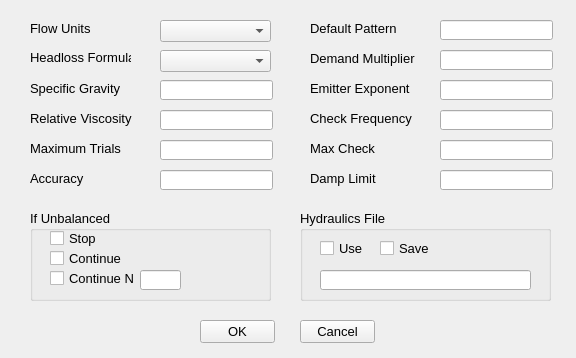
Above: src/ui/EPANET/frmHydraulicsOptions.ui from USEPA/SWMM-EPANET_User_Interface before the change. Below: the same form after it.
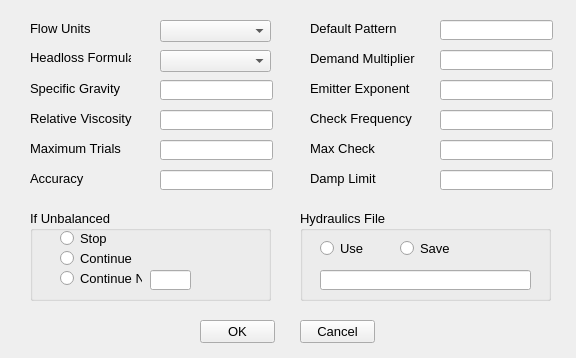
That is the form after the change.

Commit message: small refinements to frmHydraulicsOptions

The edit to the form file:
```diff
--- a/src/ui/EPANET/frmHydraulicsOptions.ui
+++ b/src/ui/EPANET/frmHydraulicsOptions.ui
@@ -338,12 +338,22 @@
     <property name="title">
      <string>If Unbalanced</string>
     </property>
-    <widget class="QCheckBox" name="cbxStop">
+    <widget class="QLineEdit" name="txtContinueN">
      <property name="geometry">
       <rect>
-       <x>20</x>
+       <x>120</x>
+       <y>60</y>
+       <width>41</width>
+       <height>20</height>
+      </rect>
+     </property>
+    </widget>
+    <widget class="QRadioButton" name="rbnStop">
+     <property name="geometry">
+      <rect>
+       <x>30</x>
        <y>20</y>
-       <width>70</width>
+       <width>82</width>
        <height>17</height>
       </rect>
      </property>
@@ -351,12 +361,12 @@
       <string>Stop</string>
      </property>
     </widget>
-    <widget class="QCheckBox" name="cbxContinue">
+    <widget class="QRadioButton" name="rbnContinue">
      <property name="geometry">
       <rect>
-       <x>20</x>
+       <x>30</x>
        <y>40</y>
-       <width>81</width>
+       <width>82</width>
        <height>17</height>
       </rect>
      </property>
@@ -364,12 +374,12 @@
       <string>Continue</string>
      </property>
     </widget>
-    <widget class="QCheckBox" name="cbxContinueN">
+    <widget class="QRadioButton" name="rbnContinueN">
      <property name="geometry">
       <rect>
-       <x>20</x>
+       <x>30</x>
        <y>60</y>
-       <width>91</width>
+       <width>82</width>
        <height>17</height>
       </rect>
      </property>
@@ -377,16 +387,6 @@
       <string>Continue N</string>
      </property>
     </widget>
-    <widget class="QLineEdit" name="txtContinueN">
-     <property name="geometry">
-      <rect>
-       <x>110</x>
-       <y>60</y>
-       <width>41</width>
-       <height>20</height>
-      </rect>
-     </property>
-    </widget>
    </widget>
    <widget class="QGroupBox" name="gbxHydraulics">
     <property name="geometry">
@@ -400,32 +400,6 @@
     <property name="title">
      <string>Hydraulics File</string>
     </property>
-    <widget class="QCheckBox" name="cbxUse">
-     <property name="geometry">
-      <rect>
-       <x>20</x>
-       <y>30</y>
-       <width>70</width>
-       <height>17</height>
-      </rect>
-     </property>
-     <property name="text">
-      <string>Use</string>
-     </property>
-    </widget>
-    <widget class="QCheckBox" name="cbxSave">
-     <property name="geometry">
-      <rect>
-       <x>80</x>
-       <y>30</y>
-       <width>70</width>
-       <height>17</height>
-      </rect>
-     </property>
-     <property name="text">
-      <string>Save</string>
-     </property>
-    </widget>
     <widget class="QLineEdit" name="txtHydraulicsFile">
      <property name="geometry">
       <rect>
@@ -436,6 +410,32 @@
       </rect>
      </property>
     </widget>
+    <widget class="QRadioButton" name="rbnUse">
+     <property name="geometry">
+      <rect>
+       <x>20</x>
+       <y>30</y>
+       <width>82</width>
+       <height>17</height>
+      </rect>
+     </property>
+     <property name="text">
+      <string>Use</string>
+     </property>
+    </widget>
+    <widget class="QRadioButton" name="rbnSave">
+     <property name="geometry">
+      <rect>
+       <x>100</x>
+       <y>30</y>
+       <width>82</width>
+       <height>17</height>
+      </rect>
+     </property>
+     <property name="text">
+      <string>Save</string>
+     </property>
+    </widget>
    </widget>
   </widget>
  </widget>
```
The commit also changes 2 other files.
